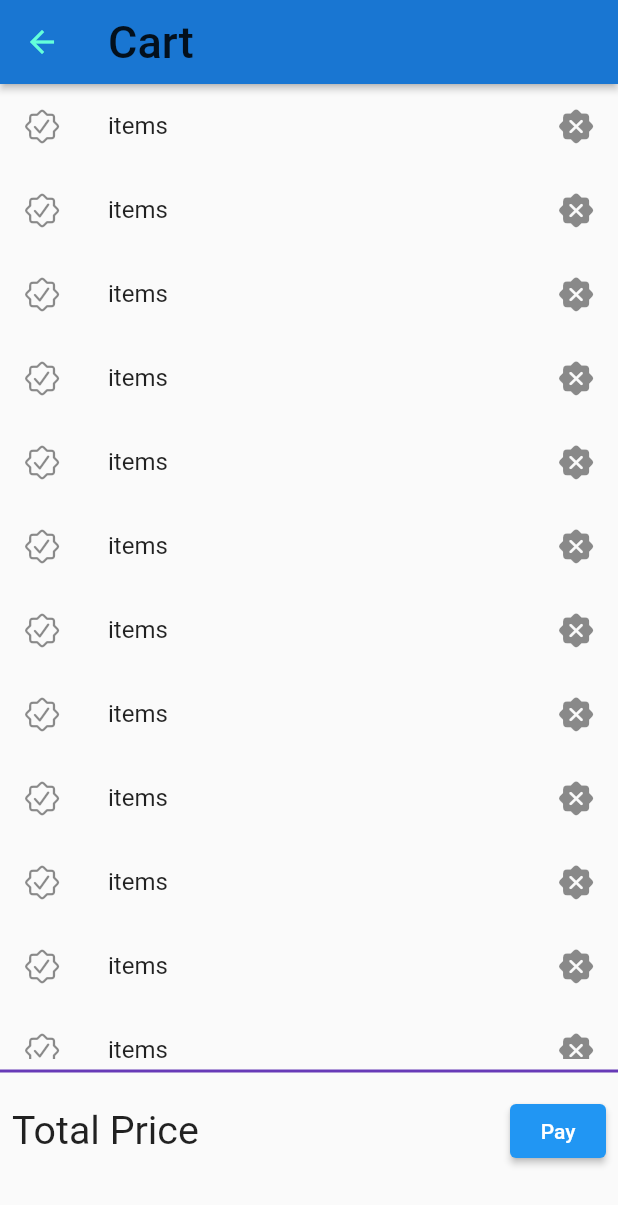
After one commit to Shashwat-srivastav/flutter, a Flutter app: the CartPage screen opened by its route, on a phone screen of 412 x 824 dp. The commit adds this screen. Shown: the top 1205 px of the screen. Run offline on Flutter 3.47's test engine with Material 2 defaults, Android fonts, the phone set to English and light mode, and no system bars; our stand-ins replace velocity_x.

Commit message:
7hr almost complete

```diff
--- /dev/null
+++ b/lib/cart.dart
@@ -0,0 +1,56 @@
+import 'package:flutter/cupertino.dart';
+import 'package:flutter/material.dart';
+import 'package:velocity_x/velocity_x.dart';
+
+class CartPage extends StatelessWidget {
+  const CartPage({super.key});
+
+  @override
+  Widget build(BuildContext context) {
+    return Scaffold(
+        appBar: AppBar(
+          title: "Cart".text.xl2.make(),
+        ),
+        body: SingleChildScrollView(
+          child: Column(children: [
+            // Placeholder(),
+            SingleChildScrollView(
+              child: SizedBox(
+                height: 650,
+                child: CartSlots(),
+              ),
+            ),
+            // Expanded(child: CartSlots()),
+            Divider(
+              color: Colors.deepPurple,
+              thickness: 2.0,
+            ),
+            ButtonBar(
+              buttonAlignedDropdown: true,
+              alignment: MainAxisAlignment.spaceBetween,
+              children: [
+                "Total Price".text.xl3.make(),
+                ElevatedButton(onPressed: () {}, child: "Pay".text.make())
+              ],
+            )
+          ]),
+        ));
+  }
+}
+
+class CartSlots extends StatelessWidget {
+  const CartSlots({super.key});
+
+  @override
+  Widget build(BuildContext context) {
+    return ListView.builder(
+        itemCount: 15,
+        itemBuilder: (context, index) {
+          return ListTile(
+            leading: Icon(CupertinoIcons.checkmark_seal),
+            title: "items".text.make(),
+            trailing: Icon(CupertinoIcons.xmark_seal_fill),
+          );
+        });
+  }
+}
--- a/lib/homepage.dart
+++ b/lib/homepage.dart
@@ -5,6 +5,8 @@ import 'dart:convert';
 import "package:flutter/material.dart";
 import 'package:flutter/cupertino.dart';
 import 'package:flutter/services.dart';
+import 'package:flutter_tutorial/cart.dart';
+import 'package:flutter_tutorial/route/MyRoutes.dart';
 import 'package:velocity_x/velocity_x.dart';
 
 import 'package:flutter_tutorial/Mydrawer.dart';
@@ -35,12 +37,17 @@ class _homepageState extends State<homepage> {
     setState(() {});
   }
 
+//main body
+
   @override
   Widget build(BuildContext context) {
     // final dum = List.generate(10, ((index) => MyItems.product[0]));
     return Scaffold(
       floatingActionButton: FloatingActionButton(
-          onPressed: () {}, child: Icon(CupertinoIcons.cart)),
+          onPressed: () {
+            Navigator.pushNamed(context, MyRoute.cart);
+          },
+          child: Icon(CupertinoIcons.cart)),
       body: SafeArea(
         child: Container(
           padding: Vx.m32,
@@ -117,6 +124,7 @@ class _homepageState extends State<homepage> {
   }
 }
 
+//building the list of items
 class ListShow extends StatelessWidget {
   const ListShow({
     Key? key,
@@ -134,6 +142,7 @@ class ListShow extends StatelessWidget {
   }
 }
 
+//header of your app
 class TopText extends StatelessWidget {
   const TopText({super.key});
 
@@ -144,6 +153,7 @@ class TopText extends StatelessWidget {
   }
 }
 
+//your product name price and details
 class LayOut extends StatelessWidget {
   final Item it;
   const LayOut({
@@ -192,6 +202,7 @@ class LayOut extends StatelessWidget {
   }
 }
 
+//image
 class Imageset extends StatelessWidget {
   final Item it;
   const Imageset({
@@ -219,6 +230,7 @@ class Imageset extends StatelessWidget {
   }
 }
 
+//detail page
 class MyCart extends StatelessWidget {
   final Item it;
   const MyCart({
@@ -285,7 +297,7 @@ class MyCart extends StatelessWidget {
                                       .text
                                       .xl4
                                       .bold
-                                      .green400
+                                      .green600
                                       .make()
                                       .p20(),
                                   ElevatedButton(
--- a/lib/main.dart
+++ b/lib/main.dart
@@ -1,5 +1,6 @@
 import 'package:flutter/material.dart';
 import 'package:flutter_tutorial/Mytheme.dart';
+import 'package:flutter_tutorial/cart.dart';
 import 'package:flutter_tutorial/homepage.dart';
 import 'package:flutter_tutorial/login.dart';
 import 'package:flutter_tutorial/route/MyRoutes.dart';
@@ -17,7 +18,7 @@ class MyApp extends StatelessWidget {
     int x = 12;
 
     return MaterialApp(
-        theme: MyTheme.dark(context),
+        theme: MyTheme.Blue(context),
         // themeMode: ThemeMode.light,
         // darkTheme: ThemeData(brightness: Brightness.dark),
         // theme: ThemeData(primarySwatch: Colors.deepPurple),
@@ -26,6 +27,7 @@ class MyApp extends StatelessWidget {
           MyRoute.loginpage: (context) => LoginPage(),
           MyRoute.homepage: (context) => homepage(),
           MyRoute.sign_up: (context) => Sign_Up(),
+          MyRoute.cart: (context) => CartPage(),
         });
   }
 }
--- a/lib/route/MyRoutes.dart
+++ b/lib/route/MyRoutes.dart
@@ -4,4 +4,5 @@ class MyRoute {
   static String homepage = "/home";
   static String loginpage = "/login";
   static String sign_up = "/signup";
+  static String cart = "/cart";
 }
```
